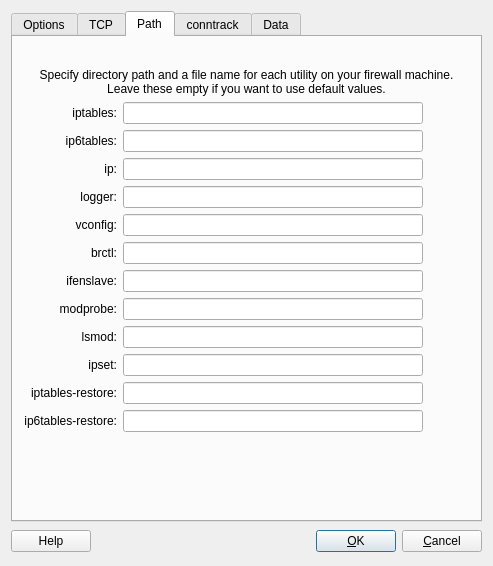
The window that src/libgui/linux24advanceddialog_q.ui (fwbuilder/fwbuilder) describes before a commit, drawn with Qt 5.
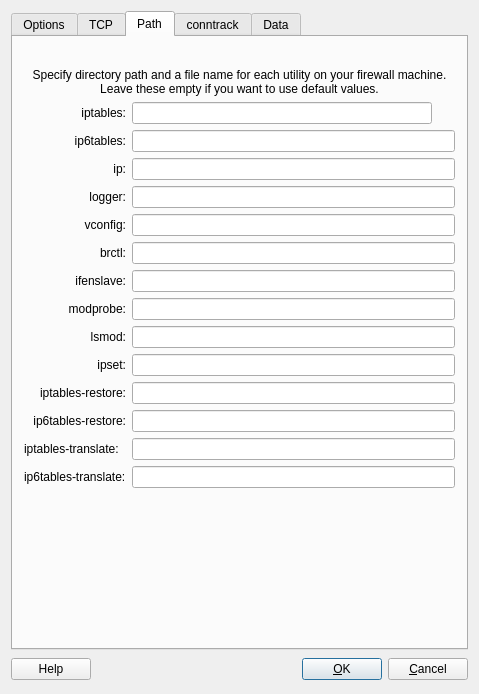
The same window after the commit.

Commit message:
ip(6)-tables-translaste for nftables transition
Replace ip(6)tables with ip(6)tables-translate to enable transition to
nftables and extend lifetime of software.
Add nftables compatible configlets for reset and stop of firewall.

```diff
--- a/src/libgui/linux24advanceddialog_q.ui
+++ b/src/libgui/linux24advanceddialog_q.ui
@@ -9,14 +9,70 @@
    <rect>
     <x>0</x>
     <y>0</y>
-    <width>493</width>
-    <height>566</height>
+    <width>479</width>
+    <height>694</height>
    </rect>
   </property>
   <property name="windowTitle">
    <string>Linux 2.4: advanced settings</string>
   </property>
   <layout class="QGridLayout">
+   <item row="1" column="0">
+    <layout class="QHBoxLayout">
+     <item>
+      <widget class="QPushButton" name="buttonHelp">
+       <property name="text">
+        <string>Help</string>
+       </property>
+      </widget>
+     </item>
+     <item>
+      <spacer>
+       <property name="orientation">
+        <enum>Qt::Horizontal</enum>
+       </property>
+       <property name="sizeType">
+        <enum>QSizePolicy::Expanding</enum>
+       </property>
+       <property name="sizeHint" stdset="0">
+        <size>
+         <width>151</width>
+         <height>27</height>
+        </size>
+       </property>
+      </spacer>
+     </item>
+     <item>
+      <widget class="QPushButton" name="buttonOk">
+       <property name="text">
+        <string>&amp;OK</string>
+       </property>
+       <property name="shortcut">
+        <string/>
+       </property>
+       <property name="autoDefault">
+        <bool>true</bool>
+       </property>
+       <property name="default">
+        <bool>true</bool>
+       </property>
+      </widget>
+     </item>
+     <item>
+      <widget class="QPushButton" name="buttonCancel">
+       <property name="text">
+        <string>&amp;Cancel</string>
+       </property>
+       <property name="shortcut">
+        <string/>
+       </property>
+       <property name="autoDefault">
+        <bool>true</bool>
+       </property>
+      </widget>
+     </item>
+    </layout>
+   </item>
    <item row="0" column="0">
     <widget class="QTabWidget" name="tabWidget">
      <property name="tabShape">
@@ -30,7 +86,16 @@
        <string>Options</string>
       </attribute>
       <layout class="QGridLayout">
-       <property name="margin">
+       <property name="leftMargin">
+        <number>12</number>
+       </property>
+       <property name="topMargin">
+        <number>12</number>
+       </property>
+       <property name="rightMargin">
+        <number>12</number>
+       </property>
+       <property name="bottomMargin">
         <number>12</number>
        </property>
        <item row="0" column="0" colspan="2">
@@ -427,7 +492,16 @@
        <string>TCP</string>
       </attribute>
       <layout class="QGridLayout">
-       <property name="margin">
+       <property name="leftMargin">
+        <number>12</number>
+       </property>
+       <property name="topMargin">
+        <number>12</number>
+       </property>
+       <property name="rightMargin">
+        <number>12</number>
+       </property>
+       <property name="bottomMargin">
         <number>12</number>
        </property>
        <item row="1" column="0" colspan="4">
@@ -758,32 +832,55 @@
        <string>Path</string>
       </attribute>
       <layout class="QGridLayout" name="linux24Advanced_gridLayout_1">
-       <item row="0" column="1">
-        <spacer>
-         <property name="orientation">
-          <enum>Qt::Vertical</enum>
+       <item row="3" column="0">
+        <widget class="QLabel" name="label">
+         <property name="layoutDirection">
+          <enum>Qt::LeftToRight</enum>
          </property>
-         <property name="sizeType">
-          <enum>QSizePolicy::Fixed</enum>
+         <property name="text">
+          <string>ip6tables:</string>
          </property>
-         <property name="sizeHint" stdset="0">
-          <size>
-           <width>20</width>
-           <height>20</height>
-          </size>
+         <property name="alignment">
+          <set>Qt::AlignRight|Qt::AlignTrailing|Qt::AlignVCenter</set>
          </property>
-        </spacer>
+        </widget>
        </item>
-       <item row="1" column="0" colspan="4">
-        <widget class="QLabel" name="label456">
+       <item row="8" column="0">
+        <widget class="QLabel" name="label455">
          <property name="text">
-          <string>Specify directory path and a file name for each utility on your firewall machine. Leave these empty if you want to use default values.</string>
+          <string>ifenslave:</string>
          </property>
          <property name="alignment">
-          <set>Qt::AlignCenter</set>
+          <set>Qt::AlignRight|Qt::AlignTrailing|Qt::AlignVCenter</set>
          </property>
          <property name="wordWrap">
-          <bool>true</bool>
+          <bool>false</bool>
+         </property>
+        </widget>
+       </item>
+       <item row="13" column="0">
+        <widget class="QLabel" name="label_2">
+         <property name="layoutDirection">
+          <enum>Qt::LeftToRight</enum>
+         </property>
+         <property name="text">
+          <string>ip6tables-restore:</string>
+         </property>
+         <property name="alignment">
+          <set>Qt::AlignRight|Qt::AlignTrailing|Qt::AlignVCenter</set>
+         </property>
+        </widget>
+       </item>
+       <item row="7" column="0">
+        <widget class="QLabel" name="label455_4">
+         <property name="text">
+          <string>brctl:</string>
+         </property>
+         <property name="alignment">
+          <set>Qt::AlignRight|Qt::AlignTrailing|Qt::AlignVCenter</set>
+         </property>
+         <property name="wordWrap">
+          <bool>false</bool>
          </property>
         </widget>
        </item>
@@ -800,6 +897,51 @@
          </property>
         </widget>
        </item>
+       <item row="5" column="0">
+        <widget class="QLabel" name="label455_2">
+         <property name="text">
+          <string>logger:</string>
+         </property>
+         <property name="alignment">
+          <set>Qt::AlignRight|Qt::AlignTrailing|Qt::AlignVCenter</set>
+         </property>
+         <property name="wordWrap">
+          <bool>false</bool>
+         </property>
+        </widget>
+       </item>
+       <item row="16" column="1">
+        <spacer>
+         <property name="orientation">
+          <enum>Qt::Vertical</enum>
+         </property>
+         <property name="sizeType">
+          <enum>QSizePolicy::Expanding</enum>
+         </property>
+         <property name="sizeHint" stdset="0">
+          <size>
+           <width>20</width>
+           <height>60</height>
+          </size>
+         </property>
+        </spacer>
+       </item>
+       <item row="0" column="1">
+        <spacer>
+         <property name="orientation">
+          <enum>Qt::Vertical</enum>
+         </property>
+         <property name="sizeType">
+          <enum>QSizePolicy::Fixed</enum>
+         </property>
+         <property name="sizeHint" stdset="0">
+          <size>
+           <width>20</width>
+           <height>20</height>
+          </size>
+         </property>
+        </spacer>
+       </item>
        <item row="2" column="1" colspan="2">
         <widget class="QLineEdit" name="linux24_path_iptables">
          <property name="minimumSize">
@@ -810,22 +952,6 @@
          </property>
         </widget>
        </item>
-       <item row="3" column="0">
-        <widget class="QLabel" name="label">
-         <property name="layoutDirection">
-          <enum>Qt::LeftToRight</enum>
-         </property>
-         <property name="text">
-          <string>ip6tables:</string>
-         </property>
-         <property name="alignment">
-          <set>Qt::AlignRight|Qt::AlignTrailing|Qt::AlignVCenter</set>
-         </property>
-        </widget>
-       </item>
-       <item row="3" column="1" colspan="2">
-        <widget class="QLineEdit" name="linux24_path_ip6tables"/>
-       </item>
        <item row="4" column="0">
         <widget class="QLabel" name="label454">
          <property name="text">
@@ -839,105 +965,6 @@
          </property>
         </widget>
        </item>
-       <item row="4" column="1" colspan="2">
-        <widget class="QLineEdit" name="linux24_path_ip"/>
-       </item>
-       <item row="5" column="0">
-        <widget class="QLabel" name="label455_2">
-         <property name="text">
-          <string>logger:</string>
-         </property>
-         <property name="alignment">
-          <set>Qt::AlignRight|Qt::AlignTrailing|Qt::AlignVCenter</set>
-         </property>
-         <property name="wordWrap">
-          <bool>false</bool>
-         </property>
-        </widget>
-       </item>
-       <item row="5" column="1" colspan="2">
-        <widget class="QLineEdit" name="linux24_path_logger"/>
-       </item>
-       <item row="6" column="0">
-        <widget class="QLabel" name="label455_3">
-         <property name="text">
-          <string>vconfig:</string>
-         </property>
-         <property name="alignment">
-          <set>Qt::AlignRight|Qt::AlignTrailing|Qt::AlignVCenter</set>
-         </property>
-         <property name="wordWrap">
-          <bool>false</bool>
-         </property>
-        </widget>
-       </item>
-       <item row="6" column="1" colspan="2">
-        <widget class="QLineEdit" name="linux24_path_vconfig"/>
-       </item>
-       <item row="7" column="0">
-        <widget class="QLabel" name="label455_4">
-         <property name="text">
-          <string>brctl:</string>
-         </property>
-         <property name="alignment">
-          <set>Qt::AlignRight|Qt::AlignTrailing|Qt::AlignVCenter</set>
-         </property>
-         <property name="wordWrap">
-          <bool>false</bool>
-         </property>
-        </widget>
-       </item>
-       <item row="7" column="1" colspan="2">
-        <widget class="QLineEdit" name="linux24_path_brctl"/>
-       </item>
-       <item row="8" column="0">
-        <widget class="QLabel" name="label455">
-         <property name="text">
-          <string>ifenslave:</string>
-         </property>
-         <property name="alignment">
-          <set>Qt::AlignRight|Qt::AlignTrailing|Qt::AlignVCenter</set>
-         </property>
-         <property name="wordWrap">
-          <bool>false</bool>
-         </property>
-        </widget>
-       </item>
-       <item row="8" column="1" colspan="2">
-        <widget class="QLineEdit" name="linux24_path_ifenslave"/>
-       </item>
-       <item row="9" column="0">
-        <widget class="QLabel" name="label458">
-         <property name="text">
-          <string>modprobe:</string>
-         </property>
-         <property name="alignment">
-          <set>Qt::AlignRight|Qt::AlignTrailing|Qt::AlignVCenter</set>
-         </property>
-         <property name="wordWrap">
-          <bool>false</bool>
-         </property>
-        </widget>
-       </item>
-       <item row="9" column="1" colspan="2">
-        <widget class="QLineEdit" name="linux24_path_modprobe"/>
-       </item>
-       <item row="10" column="0">
-        <widget class="QLabel" name="label459">
-         <property name="text">
-          <string>lsmod:</string>
-         </property>
-         <property name="alignment">
-          <set>Qt::AlignRight|Qt::AlignTrailing|Qt::AlignVCenter</set>
-         </property>
-         <property name="wordWrap">
-          <bool>false</bool>
-         </property>
-        </widget>
-       </item>
-       <item row="10" column="1" colspan="2">
-        <widget class="QLineEdit" name="linux24_path_lsmod"/>
-       </item>
        <item row="11" column="0">
         <widget class="QLabel" name="label_8">
          <property name="text">
@@ -948,9 +975,6 @@
          </property>
         </widget>
        </item>
-       <item row="11" column="1" colspan="2">
-        <widget class="QLineEdit" name="linux24_path_ipset"/>
-       </item>
        <item row="12" column="0">
         <widget class="QLabel" name="label453_2">
          <property name="text">
@@ -964,40 +988,110 @@
          </property>
         </widget>
        </item>
-       <item row="12" column="1" colspan="2">
-        <widget class="QLineEdit" name="linux24_path_iptables_restore"/>
+       <item row="6" column="0">
+        <widget class="QLabel" name="label455_3">
+         <property name="text">
+          <string>vconfig:</string>
+         </property>
+         <property name="alignment">
+          <set>Qt::AlignRight|Qt::AlignTrailing|Qt::AlignVCenter</set>
+         </property>
+         <property name="wordWrap">
+          <bool>false</bool>
+         </property>
+        </widget>
        </item>
-       <item row="13" column="0">
-        <widget class="QLabel" name="label_2">
-         <property name="layoutDirection">
-          <enum>Qt::LeftToRight</enum>
+       <item row="1" column="0" colspan="4">
+        <widget class="QLabel" name="label456">
+         <property name="text">
+          <string>Specify directory path and a file name for each utility on your firewall machine. Leave these empty if you want to use default values.</string>
          </property>
+         <property name="alignment">
+          <set>Qt::AlignCenter</set>
+         </property>
+         <property name="wordWrap">
+          <bool>true</bool>
+         </property>
+        </widget>
+       </item>
+       <item row="9" column="0">
+        <widget class="QLabel" name="label458">
          <property name="text">
-          <string>ip6tables-restore:</string>
+          <string>modprobe:</string>
          </property>
          <property name="alignment">
           <set>Qt::AlignRight|Qt::AlignTrailing|Qt::AlignVCenter</set>
          </property>
+         <property name="wordWrap">
+          <bool>false</bool>
+         </property>
         </widget>
        </item>
-       <item row="13" column="1" colspan="2">
+       <item row="10" column="0">
+        <widget class="QLabel" name="label459">
+         <property name="text">
+          <string>lsmod:</string>
+         </property>
+         <property name="alignment">
+          <set>Qt::AlignRight|Qt::AlignTrailing|Qt::AlignVCenter</set>
+         </property>
+         <property name="wordWrap">
+          <bool>false</bool>
+         </property>
+        </widget>
+       </item>
+       <item row="14" column="0">
+        <widget class="QLabel" name="label_9">
+         <property name="text">
+          <string>iptables-translate:</string>
+         </property>
+        </widget>
+       </item>
+       <item row="15" column="0">
+        <widget class="QLabel" name="label_10">
+         <property name="text">
+          <string>ip6tables-translate:</string>
+         </property>
+        </widget>
+       </item>
+       <item row="3" column="1" colspan="3">
+        <widget class="QLineEdit" name="linux24_path_ip6tables"/>
+       </item>
+       <item row="4" column="1" colspan="3">
+        <widget class="QLineEdit" name="linux24_path_ip"/>
+       </item>
+       <item row="5" column="1" colspan="3">
+        <widget class="QLineEdit" name="linux24_path_logger"/>
+       </item>
+       <item row="6" column="1" colspan="3">
+        <widget class="QLineEdit" name="linux24_path_vconfig"/>
+       </item>
+       <item row="7" column="1" colspan="3">
+        <widget class="QLineEdit" name="linux24_path_brctl"/>
+       </item>
+       <item row="15" column="1" colspan="3">
+        <widget class="QLineEdit" name="linux24_path_ip6tables_translate"/>
+       </item>
+       <item row="14" column="1" colspan="3">
+        <widget class="QLineEdit" name="linux24_path_iptables_translate"/>
+       </item>
+       <item row="13" column="1" colspan="3">
         <widget class="QLineEdit" name="linux24_path_ip6tables_restore"/>
        </item>
-       <item row="14" column="2">
-        <spacer>
-         <property name="orientation">
-          <enum>Qt::Vertical</enum>
-         </property>
-         <property name="sizeType">
-          <enum>QSizePolicy::Expanding</enum>
-         </property>
-         <property name="sizeHint" stdset="0">
-          <size>
-           <width>20</width>
-           <height>60</height>
-          </size>
-         </property>
-        </spacer>
+       <item row="12" column="1" colspan="3">
+        <widget class="QLineEdit" name="linux24_path_iptables_restore"/>
+       </item>
+       <item row="11" column="1" colspan="3">
+        <widget class="QLineEdit" name="linux24_path_ipset"/>
+       </item>
+       <item row="10" column="1" colspan="3">
+        <widget class="QLineEdit" name="linux24_path_lsmod"/>
+       </item>
+       <item row="9" column="1" colspan="3">
+        <widget class="QLineEdit" name="linux24_path_modprobe"/>
+       </item>
+       <item row="8" column="1" colspan="3">
+        <widget class="QLineEdit" name="linux24_path_ifenslave"/>
        </item>
       </layout>
      </widget>
@@ -1289,62 +1383,6 @@
      </widget>
     </widget>
    </item>
-   <item row="1" column="0">
-    <layout class="QHBoxLayout">
-     <item>
-      <widget class="QPushButton" name="buttonHelp">
-       <property name="text">
-        <string>Help</string>
-       </property>
-      </widget>
-     </item>
-     <item>
-      <spacer>
-       <property name="orientation">
-        <enum>Qt::Horizontal</enum>
-       </property>
-       <property name="sizeType">
-        <enum>QSizePolicy::Expanding</enum>
-       </property>
-       <property name="sizeHint" stdset="0">
-        <size>
-         <width>151</width>
-         <height>27</height>
-        </size>
-       </property>
-      </spacer>
-     </item>
-     <item>
-      <widget class="QPushButton" name="buttonOk">
-       <property name="text">
-        <string>&amp;OK</string>
-       </property>
-       <property name="shortcut">
-        <string/>
-       </property>
-       <property name="autoDefault">
-        <bool>true</bool>
-       </property>
-       <property name="default">
-        <bool>true</bool>
-       </property>
-      </widget>
-     </item>
-     <item>
-      <widget class="QPushButton" name="buttonCancel">
-       <property name="text">
-        <string>&amp;Cancel</string>
-       </property>
-       <property name="shortcut">
-        <string/>
-       </property>
-       <property name="autoDefault">
-        <bool>true</bool>
-       </property>
-      </widget>
-     </item>
-    </layout>
-   </item>
   </layout>
  </widget>
  <layoutdefault spacing="6" margin="11"/>
```
The commit also changes 11 other files.
